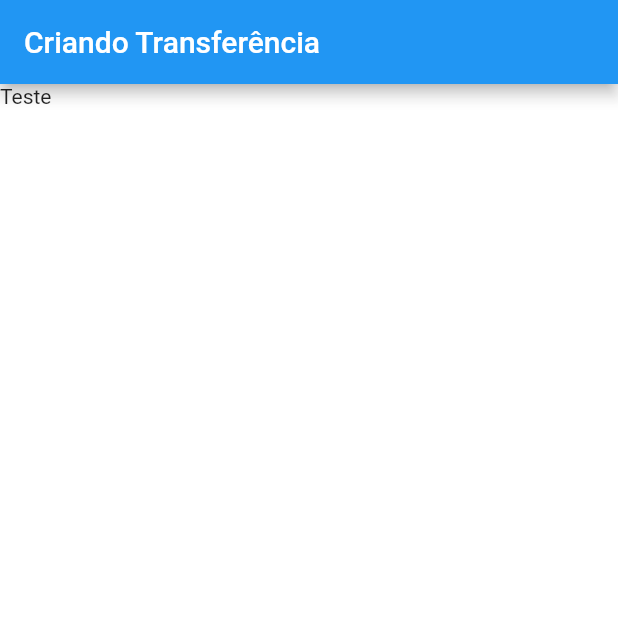
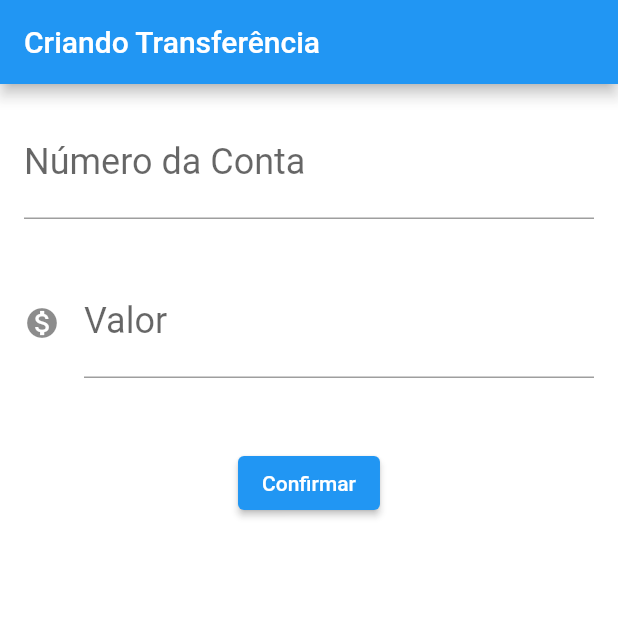
Before and after one commit to vitordutra/bytebank, a Flutter app: the screen it shows after launch, on a phone screen of 412 x 824 dp, the top half of it. Run offline on Flutter 3.47's test engine with Material 2 defaults, Android fonts, the phone set to English and light mode, and no system bars.

Commit message:
Montando o layout do formulário

```diff
--- a/lib/main.dart
+++ b/lib/main.dart
@@ -26,7 +26,42 @@ class FormularioTransferencia extends StatelessWidget {
       appBar: AppBar(
         title: Text('Criando Transferência'),
       ),
-      body: Text("Teste"),
+      body: Column(
+        children: [
+          Padding(
+            padding: const EdgeInsets.all(16.0),
+            child: TextField(
+              style: TextStyle(
+                fontSize: 24.0,
+              ),
+              decoration: InputDecoration(
+                labelText: 'Número da Conta',
+                hintText: '0000',
+              ),
+              keyboardType: TextInputType.number,
+            ),
+          ),
+          Padding(
+            padding: const EdgeInsets.all(16.0),
+            child: TextField(
+              style: TextStyle(
+                fontSize: 24.0,
+              ),
+              decoration: InputDecoration(
+                icon: Icon(Icons.monetization_on),
+                labelText: 'Valor',
+                hintText: '0.00',
+              ),
+              keyboardType: TextInputType.number,
+            ),
+          ),
+          const SizedBox(height: 30),
+          ElevatedButton(
+            onPressed: () {},
+            child: const Text('Confirmar'),
+          ),
+        ],
+      ),
     );
   }
 }
```
